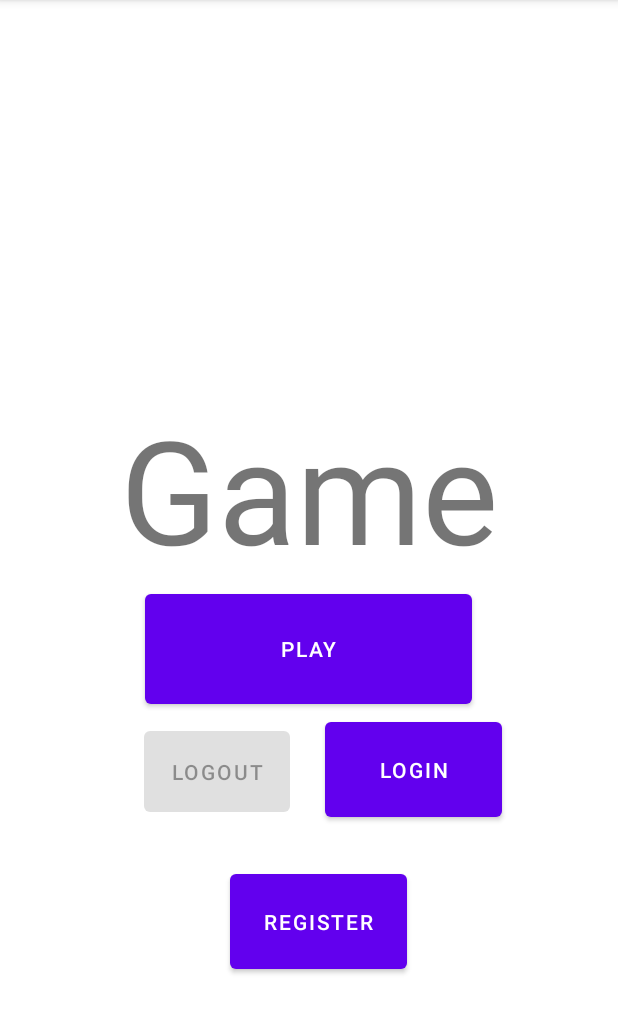
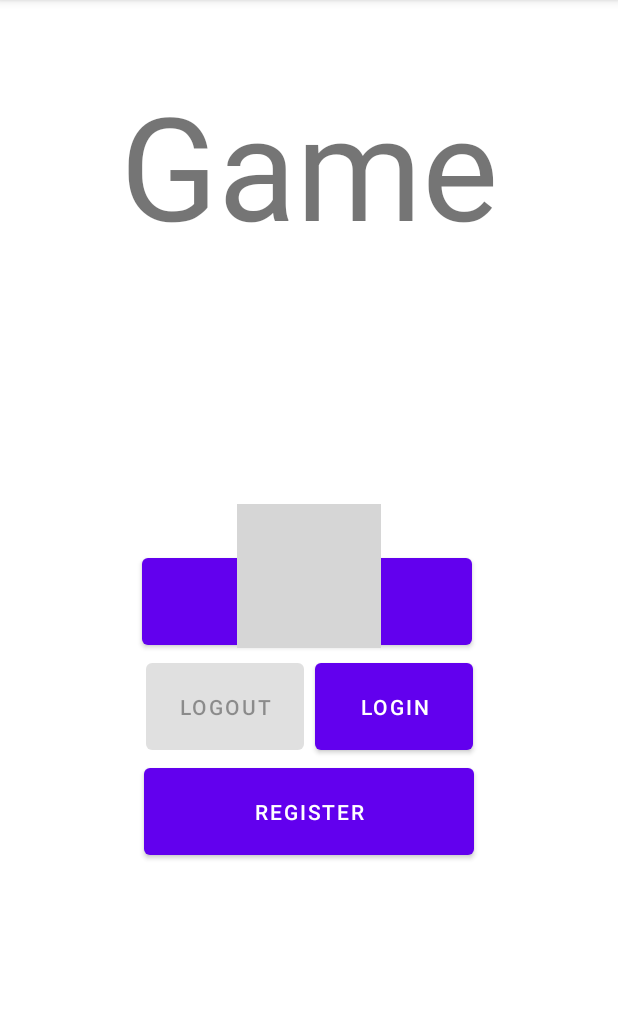
Before and after one commit to JoMI103/ProjetoCM, an Android app: the screen it shows after launch (MainActivity), on a phone screen of 412 x 824 dp, the part 84-1118 px from its top. Run offline under Robolectric (Android 15) with nearby library versions, the phone set to English and light mode, and no system bars; our stand-ins replace Firebase (no records; nobody signed in at launch, a user with empty details on screens opened directly); 1 statement that could not run was skipped; grey boxes are pictures that could not be loaded.

Commit message:
layout fragment_menu

```diff
--- a/app/src/main/res/layout/fragment_menu.xml
+++ b/app/src/main/res/layout/fragment_menu.xml
@@ -7,45 +7,54 @@
     android:layout_height="match_parent"
     tools:context=".MenuFragment">
 
+    <ImageView
+        android:id="@+id/imageView"
+        android:layout_width="wrap_content"
+        android:layout_height="wrap_content"
+        android:src="@drawable/teste"
+        app:layout_constraintBottom_toBottomOf="parent"
+        app:layout_constraintEnd_toEndOf="parent"
+        app:layout_constraintStart_toStartOf="parent"
+        app:layout_constraintTop_toTopOf="parent" />
+
     <Button
         android:id="@+id/LoginButton"
-        android:layout_width="118dp"
-        android:layout_height="75dp"
-        android:layout_marginEnd="76dp"
+        android:layout_width="105dp"
+        android:layout_height="70dp"
+        android:layout_marginStart="8dp"
+        android:layout_marginEnd="96dp"
         android:text="Login"
-        app:layout_constraintBottom_toBottomOf="parent"
         app:layout_constraintEnd_toEndOf="parent"
-        app:layout_constraintTop_toBottomOf="@+id/PlayButton"
-        app:layout_constraintVertical_bias="0.0" />
+        app:layout_constraintStart_toEndOf="@+id/LogoutButton"
+        app:layout_constraintTop_toBottomOf="@+id/PlayButton" />
 
     <Button
         android:id="@+id/PlayButton"
-        android:layout_width="218dp"
-        android:layout_height="85dp"
+        android:layout_width="220dp"
+        android:layout_height="70dp"
         android:layout_marginStart="96dp"
-        android:layout_marginEnd="97dp"
+        android:layout_marginTop="192dp"
+        android:layout_marginEnd="96dp"
         android:text="Play"
         app:layout_constraintEnd_toEndOf="parent"
+        app:layout_constraintHorizontal_bias="1.0"
         app:layout_constraintStart_toStartOf="parent"
         app:layout_constraintTop_toBottomOf="@+id/AppName" />
 
     <Button
         android:id="@+id/RegisterButton"
-        android:layout_width="118dp"
-        android:layout_height="75dp"
-        android:layout_marginStart="152dp"
-        android:layout_marginTop="23dp"
+        android:layout_width="220dp"
+        android:layout_height="70dp"
         android:text="Register"
-        app:layout_constraintBottom_toBottomOf="parent"
+        app:layout_constraintEnd_toEndOf="parent"
         app:layout_constraintStart_toStartOf="parent"
-        app:layout_constraintTop_toBottomOf="@+id/LoginButton"
-        app:layout_constraintVertical_bias="0.022" />
+        app:layout_constraintTop_toBottomOf="@+id/LoginButton" />
 
     <TextView
         android:id="@+id/AppName"
         android:layout_width="wrap_content"
         android:layout_height="wrap_content"
-        android:layout_marginTop="260dp"
+        android:layout_marginTop="44dp"
         android:text="Game"
         android:textSize="96sp"
         app:layout_constraintEnd_toEndOf="parent"
@@ -54,13 +63,11 @@
 
     <Button
         android:id="@+id/LogoutButton"
-        android:layout_width="97dp"
-        android:layout_height="66dp"
+        android:layout_width="105dp"
+        android:layout_height="70dp"
+        android:layout_marginStart="96dp"
         android:text="Logout"
-        app:layout_constraintBottom_toBottomOf="parent"
-        app:layout_constraintEnd_toStartOf="@+id/LoginButton"
-        app:layout_constraintHorizontal_bias="0.8"
         app:layout_constraintStart_toStartOf="parent"
-        app:layout_constraintTop_toBottomOf="@+id/PlayButton"
-        app:layout_constraintVertical_bias="0.027" />
+        app:layout_constraintTop_toBottomOf="@+id/PlayButton" />
+
 </androidx.constraintlayout.widget.ConstraintLayout>
```
